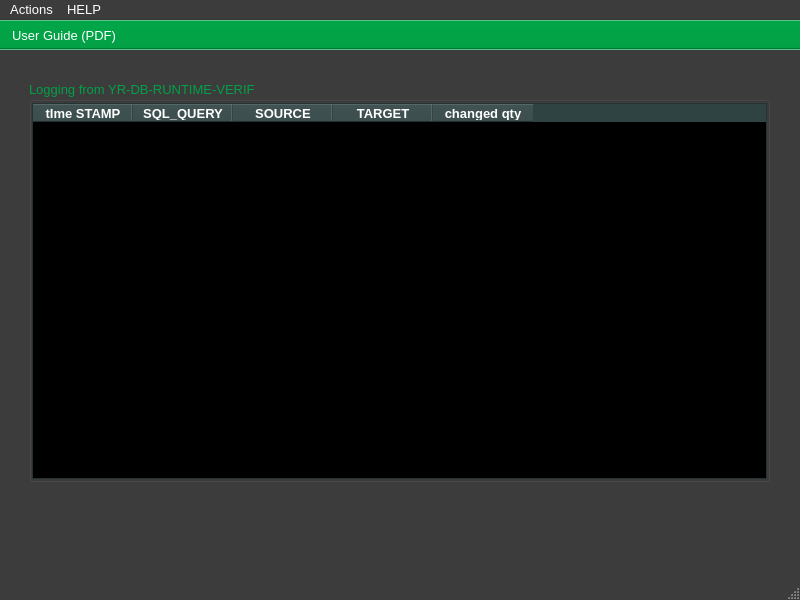
Qt form ui/yr-db-runtime-verif-main-window.ui (yerothd/yr-db-runtime-verif) before a commit.
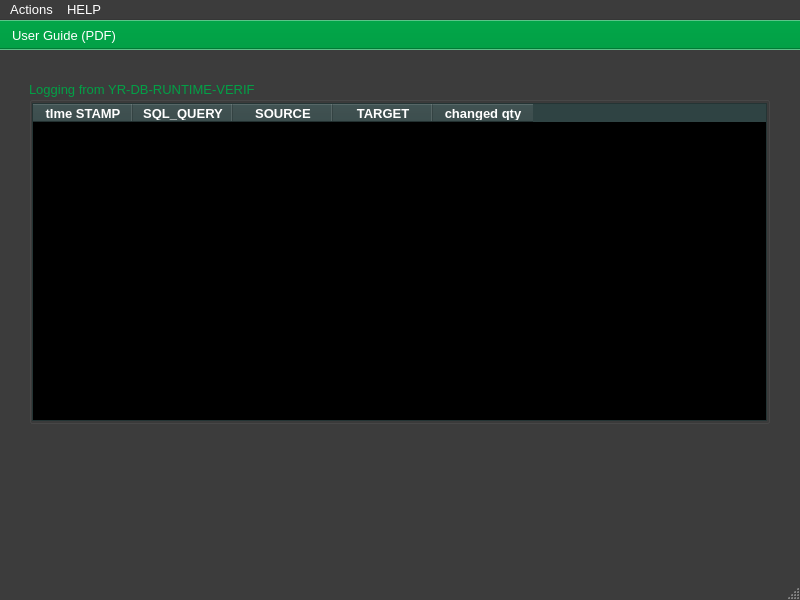
The same form after that commit. Icons and pictures are not drawn. Custom widgets are drawn as their Qt base class.

```diff
--- a/ui/yr-db-runtime-verif-main-window.ui
+++ b/ui/yr-db-runtime-verif-main-window.ui
@@ -482,7 +482,7 @@
       <x>29</x>
       <y>31</y>
       <width>741</width>
-      <height>401</height>
+      <height>343</height>
      </rect>
     </property>
     <property name="palette">
@@ -568,7 +568,7 @@
        <x>3</x>
        <y>22</y>
        <width>735</width>
-       <height>376</height>
+       <height>318</height>
       </rect>
      </property>
      <property name="palette">
@@ -1067,6 +1067,18 @@
        </disabled>
       </palette>
      </property>
+     <property name="editTriggers">
+      <set>QAbstractItemView::AnyKeyPressed|QAbstractItemView::DoubleClicked</set>
+     </property>
+     <property name="selectionBehavior">
+      <enum>QAbstractItemView::SelectRows</enum>
+     </property>
+     <property name="showGrid">
+      <bool>true</bool>
+     </property>
+     <property name="cornerButtonEnabled">
+      <bool>true</bool>
+     </property>
      <column>
       <property name="text">
        <string>tIme STAMP</string>
@@ -1077,6 +1089,9 @@
         <bold>true</bold>
        </font>
       </property>
+      <property name="textAlignment">
+       <set>AlignCenter</set>
+      </property>
      </column>
      <column>
       <property name="text">
@@ -1088,6 +1103,9 @@
         <bold>true</bold>
        </font>
       </property>
+      <property name="textAlignment">
+       <set>AlignCenter</set>
+      </property>
      </column>
      <column>
       <property name="text">
@@ -1099,6 +1117,9 @@
         <bold>true</bold>
        </font>
       </property>
+      <property name="textAlignment">
+       <set>AlignCenter</set>
+      </property>
      </column>
      <column>
       <property name="text">
@@ -1110,6 +1131,9 @@
         <bold>true</bold>
        </font>
       </property>
+      <property name="textAlignment">
+       <set>AlignCenter</set>
+      </property>
      </column>
      <column>
       <property name="text">
@@ -1121,6 +1145,9 @@
         <bold>true</bold>
        </font>
       </property>
+      <property name="textAlignment">
+       <set>AlignCenter</set>
+      </property>
      </column>
     </widget>
    </widget>
```
